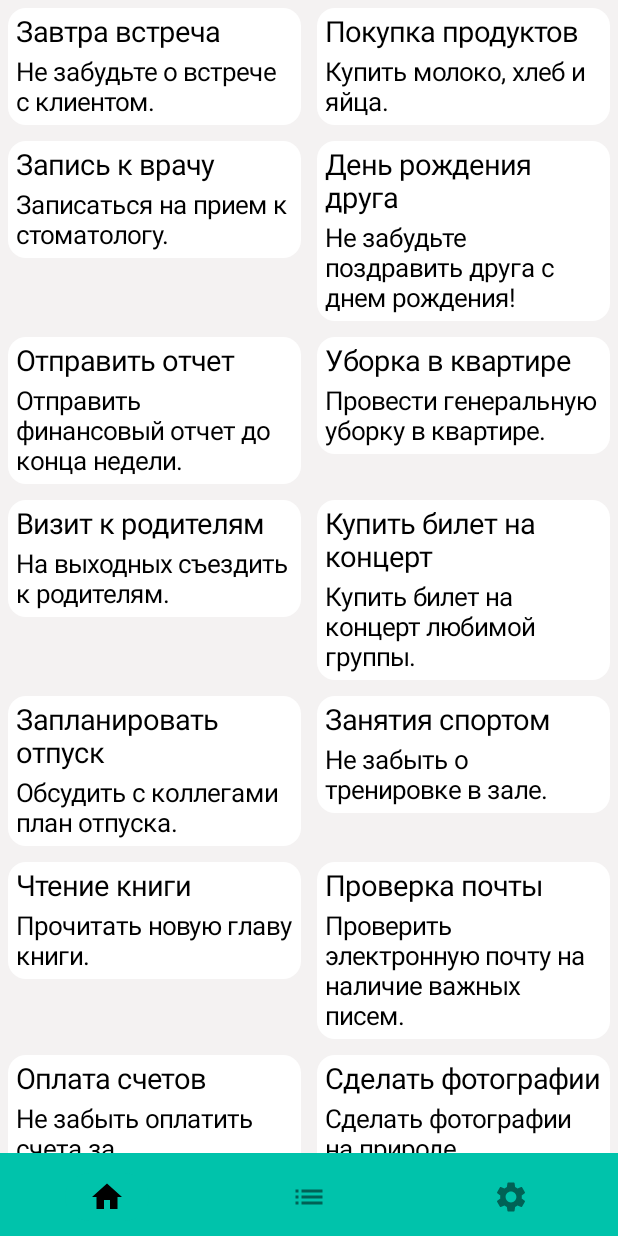
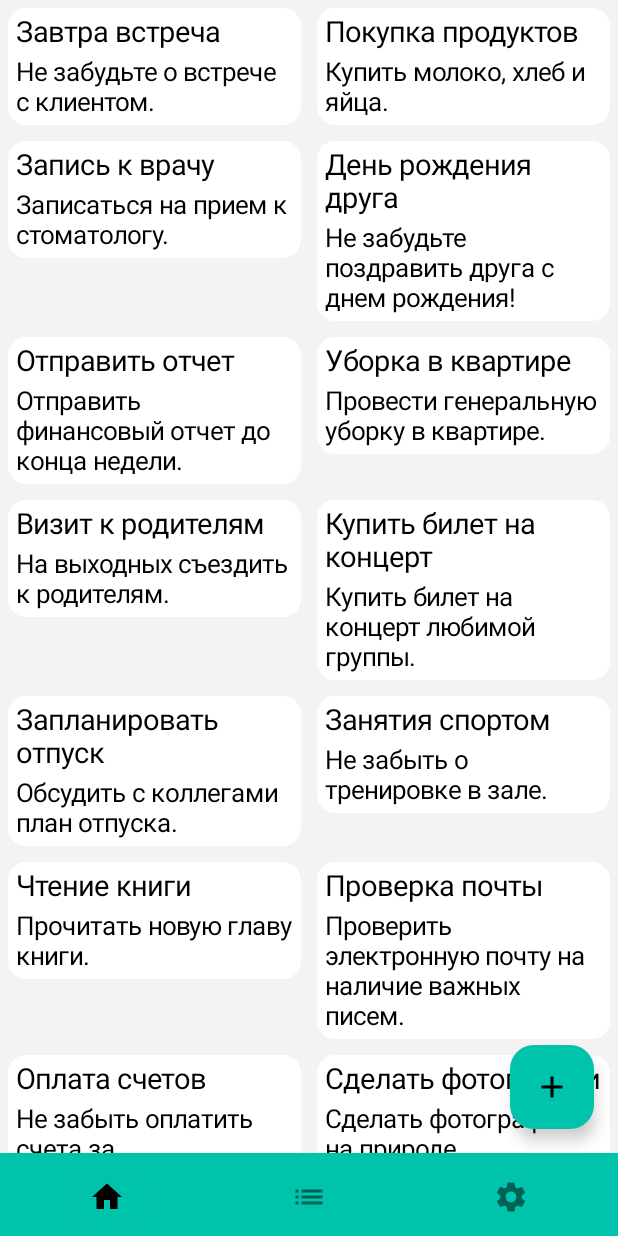
Before and after one commit to Vafeen/Whisper-of-Tasks, an Android app built with Jetpack Compose: the RemindersScreen screen opened through its navigation route, on a phone screen of 412 x 824 dp. Run offline under Robolectric (Android 15) with nearby library versions, the phone set to English and light mode, and no system bars.

Commit message:
Add FAB to RemindersScreen

```diff
--- a/presentation/src/main/java/ru/vafeen/whisperoftasks/presentation/components/reminders_screen/RemindersScreen.kt
+++ b/presentation/src/main/java/ru/vafeen/whisperoftasks/presentation/components/reminders_screen/RemindersScreen.kt
@@ -5,11 +5,17 @@ import androidx.compose.foundation.layout.fillMaxSize
 import androidx.compose.foundation.lazy.grid.GridCells
 import androidx.compose.foundation.lazy.grid.LazyVerticalGrid
 import androidx.compose.foundation.lazy.grid.items
+import androidx.compose.material.icons.Icons
+import androidx.compose.material.icons.filled.Add
+import androidx.compose.material3.FabPosition
+import androidx.compose.material3.FloatingActionButton
+import androidx.compose.material3.Icon
 import androidx.compose.material3.Scaffold
 import androidx.compose.runtime.Composable
 import androidx.compose.runtime.collectAsState
 import androidx.compose.runtime.getValue
 import androidx.compose.ui.Modifier
+import androidx.compose.ui.res.stringResource
 import org.koin.androidx.compose.koinViewModel
 import ru.vafeen.whisperoftasks.presentation.components.ReminderCard
 import ru.vafeen.whisperoftasks.presentation.ui.theme.Theme
@@ -20,7 +26,19 @@ fun RemindersScreen() {
     val viewModel: RemindersScreenViewModel = koinViewModel()
     val reminders by viewModel.remindersFlow.collectAsState()
     Scaffold(
-        containerColor = Theme.colors.background, modifier = Modifier.fillMaxSize()
+        containerColor = Theme.colors.background, modifier = Modifier.fillMaxSize(),
+        floatingActionButton = {
+            FloatingActionButton(
+                onClick = {},
+                containerColor = Theme.colors.mainColor
+            ) {
+                Icon(
+                    imageVector = Icons.Default.Add,
+                    contentDescription = stringResource(ru.vafeen.whisperoftasks.resources.R.string.add_reminder)
+                )
+            }
+        },
+        floatingActionButtonPosition = FabPosition.End
     ) {
         LazyVerticalGrid(columns = GridCells.Fixed(2)) {
             items(items = reminders) {
--- /dev/null
+++ b/resources/src/main/res/values/strings.xml
@@ -0,0 +1,4 @@
+<?xml version="1.0" encoding="utf-8"?>
+<resources>
+    <string name="add_reminder">Добавить напоминание</string>
+</resources>
```
Also changed, not shown: 1 other file.
